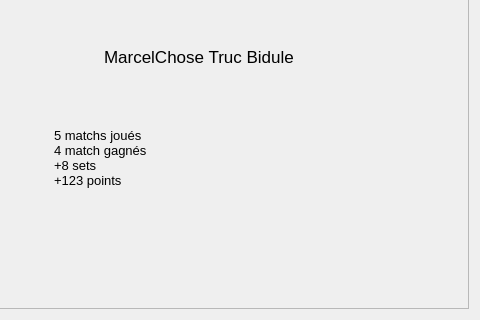
Above: ui/FinalWidget.ui from dsarrut/badminapp before the change; both pictures show x 588 to 1068 and y 246 to 566 of the 1068 by 566 pixel window. Below: the same form after it.
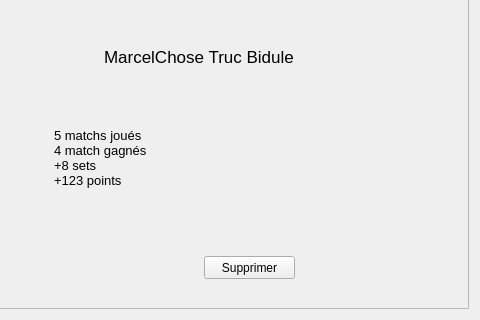
That is the form after the change. Icons and pictures are not drawn.

Commit message: cancel final screen

What changed in the file:
```diff
--- a/ui/FinalWidget.ui
+++ b/ui/FinalWidget.ui
@@ -205,6 +205,30 @@
         <set>Qt::AlignCenter</set>
        </property>
       </widget>
+      <widget class="QPushButton" name="button_remove">
+       <property name="geometry">
+        <rect>
+         <x>780</x>
+         <y>490</y>
+         <width>91</width>
+         <height>23</height>
+        </rect>
+       </property>
+       <property name="text">
+        <string>Supprimer</string>
+       </property>
+       <property name="icon">
+        <iconset>
+         <normalon>:/icons/128x128/actions/application-exit-4.png</normalon>
+        </iconset>
+       </property>
+       <property name="iconSize">
+        <size>
+         <width>25</width>
+         <height>25</height>
+        </size>
+       </property>
+      </widget>
      </widget>
     </widget>
    </item>
```
The commit also changes 3 other files.
